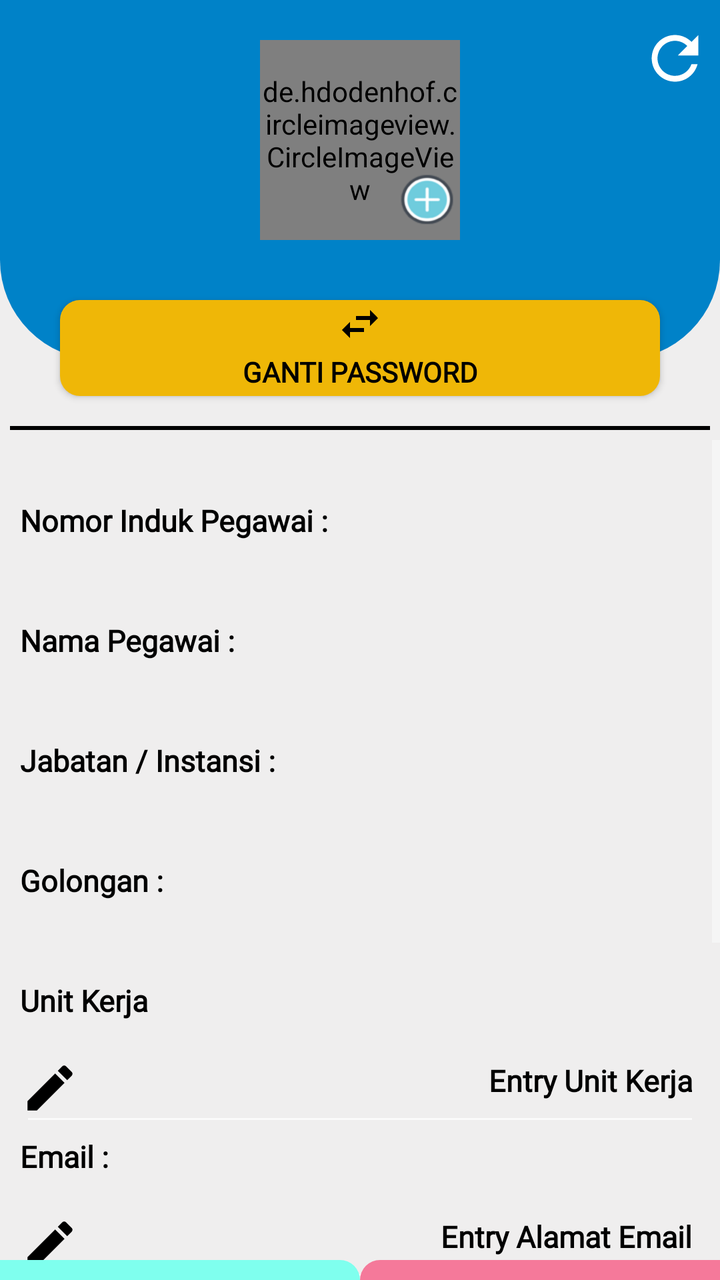
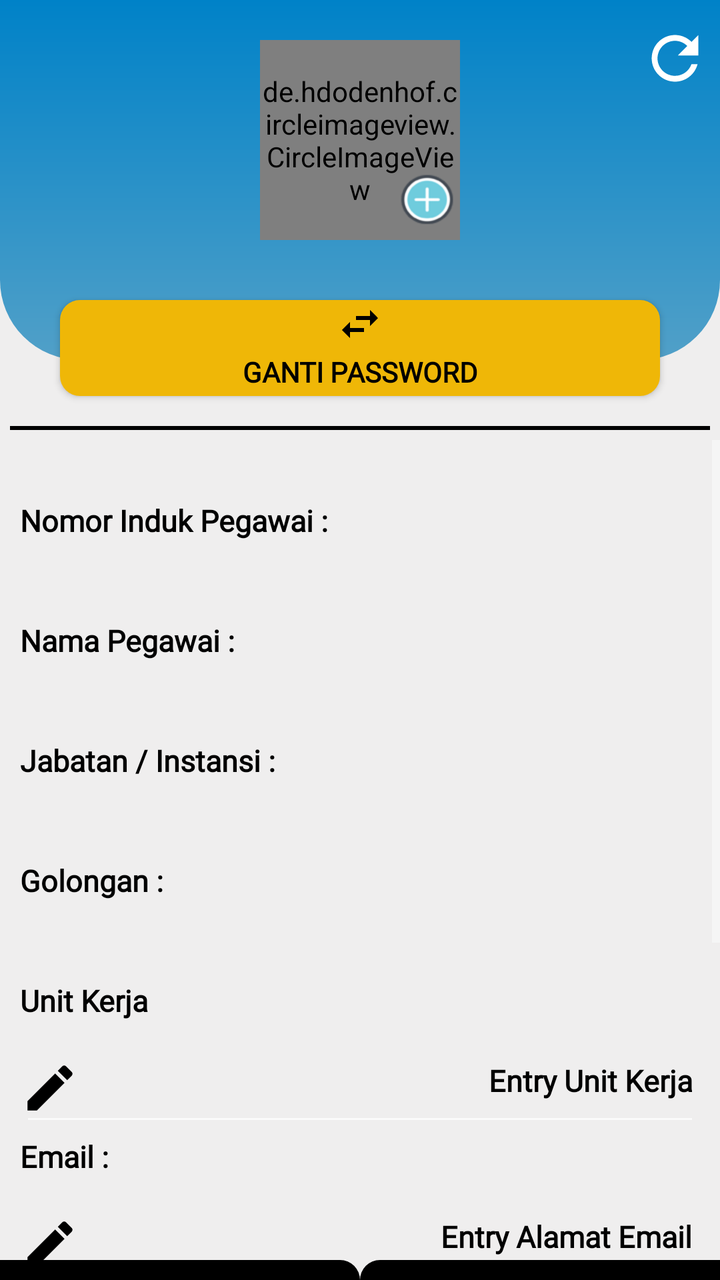

Before-and-after screenshots of an Android layout around one commit, followed by the original layout XML and the change that was made.
<!-- AndroidManifest.xml: application theme AppTheme -->
<!-- res/layout/list_profil.xml -->
<RelativeLayout
    xmlns:android="http://schemas.android.com/apk/res/android"
    xmlns:app="http://schemas.android.com/apk/res-auto"
    xmlns:tools="http://schemas.android.com/tools"
    android:layout_width="match_parent"
    android:layout_height="match_parent"
    android:background="#EFEEEE">

    <View
        android:id="@+id/actionbar_profil"
        android:layout_width="match_parent"
        android:layout_height="180dp"
        android:background="@drawable/circle" />

    <TextView
        android:id="@+id/nip_lokal"
        android:layout_width="wrap_content"
        android:layout_height="wrap_content"
        android:gravity="center"
        android:visibility="gone" />










    <ImageView
        android:id="@+id/btn_refresh_profil"
        android:layout_width="35dp"
        android:layout_height="48dp"
        android:layout_alignParentEnd="true"
        android:layout_margin="5dp"
        android:contentDescription="@string/refresh_profil"
        android:onClick="refresh_profil"
        android:src="@drawable/ic_refresh_black_24dp"
        tools:ignore="TouchTargetSizeCheck" />

    <RelativeLayout
        android:id="@+id/RelativeLayoutlist_profil"
        android:layout_width="match_parent"
        android:layout_height="wrap_content"
        android:orientation="vertical"
        android:visibility="visible">

        <de.hdodenhof.circleimageview.CircleImageView
            android:id="@+id/imgprof"
            android:layout_width="100dp"
            android:layout_height="100dp"
            android:layout_centerHorizontal="true"
            android:layout_margin="20dp"
            android:src="@drawable/icontaktau"
            app:civ_border_color="#ffffff"
            app:civ_circle_background_color="#0081C7" />

        <ImageView
            android:layout_width="100dp"
            android:layout_height="100dp"
            android:layout_centerHorizontal="true"
            android:layout_margin="15dp"
            android:src="@drawable/plus_image"
            android:onClick="clik_foto"
            android:contentDescription="@string/ambil_foto_profil" />

        <Button
            android:id="@+id/btn_change"
            android:layout_width="300dp"
            android:layout_height="wrap_content"
            android:layout_below="@+id/imgprof"
            android:layout_margin="10dp"
            android:text="@string/ganti_password"
            android:visibility="visible"
            android:background="@drawable/circle_gantipass"
            android:drawableTop="@drawable/ic_swap_horiz_black"
            android:textColor="@color/hitam"
            android:layout_centerInParent="true"
            android:textStyle="normal|bold"
            android:fontFamily="@font/poppins_regular"
            android:soundEffectsEnabled="true"/>

        <Button
            android:id="@+id/btn_batal"
            android:layout_width="300dp"
            android:layout_height="wrap_content"
            android:layout_below="@+id/imgprof"
            android:layout_margin="10dp"
            android:text="@string/batal_password"
            android:background="@drawable/circle_gantipass"
            android:drawableTop="@drawable/ic_swap_horiz_black"
            android:visibility="gone"
            android:layout_centerInParent="true"
            android:textColor="@color/hitam"
            android:fontFamily="@font/poppins_regular"
            android:textStyle="normal|bold" />

    </RelativeLayout>

    <View
        android:id="@+id/idview"
        android:layout_width="match_parent"
        android:layout_height="2dp"
        android:layout_margin="5dp"
        android:layout_below="@+id/RelativeLayoutlist_profil"
        android:background="@color/hitam" />

    <ScrollView
        android:id="@+id/scrl"
        android:layout_width="match_parent"
        android:layout_height="match_parent"
        android:layout_below="@+id/idview"
        android:layout_centerHorizontal="true"
        android:layout_centerVertical="true" >

            <RelativeLayout
                android:id="@+id/rellllllalal"
                android:layout_width="match_parent"
                android:layout_height="wrap_content"
                android:layout_margin="10dp">

                <TextView
                    android:id="@+id/text_nip"
                    android:layout_width="wrap_content"
                    android:layout_height="30dp"
                    android:layout_marginTop="20dp"
                    android:fontFamily="@font/poppins_regular"
                    android:text="@string/nomor_induk_pegawai"
                    android:textColor="@color/hitam"
                    android:textSize="15sp"
                    android:textStyle="bold"
                    tools:ignore="TextSizeCheck" />

                <TextView
                    android:id="@+id/update_nip"
                    android:layout_width="match_parent"
                    android:layout_height="30dp"
                    android:layout_alignStart="@+id/text_nip"
                    android:layout_below="@+id/text_nip"
                    android:enabled="false"
                    android:gravity="right|center"
                    android:textColor="@color/hitam"
                    android:textSize="15sp"
                    android:textStyle="bold"
                    android:fontFamily="@font/poppins_regular"
                    tools:ignore="RtlHardcoded" />

                <TextView
                    android:id="@+id/text_namapeg"
                    android:layout_width="wrap_content"
                    android:layout_height="30dp"
                    android:layout_below="@+id/update_nip"
                    android:fontFamily="@font/poppins_regular"
                    android:text="@string/nama_pegawai"
                    android:textColor="@color/hitam"
                    android:textSize="15sp"
                    android:textStyle="bold"
                    tools:ignore="TextSizeCheck" />

                <TextView
                    android:id="@+id/update_namapeg"
                    android:layout_width="match_parent"
                    android:layout_height="30dp"
                    android:layout_alignStart="@+id/text_namapeg"
                    android:layout_below="@+id/text_namapeg"
                    android:gravity="right|center"
                    android:enabled="false"
                    android:textColor="@color/hitam"
                    android:textSize="15sp"
                    android:textStyle="bold"
                    android:fontFamily="@font/poppins_regular"
                    tools:ignore="RtlHardcoded" />

                <TextView
                    android:id="@+id/text_jabatan"
                    android:layout_width="wrap_content"
                    android:layout_height="30dp"
                    android:layout_below="@+id/update_namapeg"
                    android:fontFamily="@font/poppins_regular"
                    android:text="@string/jabatan_instansi"
                    android:textColor="@color/hitam"
                    android:textSize="15sp"
                    android:textStyle="bold"
                    tools:ignore="TextSizeCheck" />

                <TextView
                    android:id="@+id/update_jabatan"
                    android:layout_width="match_parent"
                    android:layout_height="30dp"
                    android:layout_alignStart="@+id/text_jabatan"
                    android:layout_below="@+id/text_jabatan"
                    android:gravity="right|center"
                    android:enabled="false"
                    android:textColor="@color/hitam"
                    android:textSize="15sp"
                    android:textStyle="bold"
                    android:fontFamily="@font/poppins_regular"
                    tools:ignore="RtlHardcoded" />

                <TextView
                    android:id="@+id/text_golongan"
                    android:layout_width="wrap_content"
                    android:layout_height="30dp"
                    android:layout_below="@+id/update_jabatan"
                    android:fontFamily="@font/poppins_regular"
                    android:text="@string/golongan"
                    android:textColor="@color/hitam"
                    android:textSize="15sp"
                    android:textStyle="bold"
                    tools:ignore="TextSizeCheck" />

                <TextView
                    android:id="@+id/update_golongan"
                    android:layout_width="match_parent"
                    android:layout_height="30dp"
                    android:layout_alignLeft="@+id/text_golongan"
                    android:layout_below="@+id/text_golongan"
                    android:enabled="false"
                    android:gravity="right"
                    android:textColor="@color/hitam"
                    android:textSize="15sp"
                    android:textStyle="bold"
                    android:fontFamily="@font/poppins_regular"
                    tools:ignore="RtlHardcoded" />

                <TextView
                    android:id="@+id/text_unit"
                    android:layout_width="wrap_content"
                    android:layout_height="30dp"
                    android:layout_below="@+id/update_golongan"
                    android:fontFamily="@font/poppins_regular"
                    android:text="@string/unit_kerja"
                    android:textColor="@color/hitam"
                    android:textSize="15sp"
                    android:textStyle="bold"
                    tools:ignore="TextSizeCheck" />

                <EditText
                    android:id="@+id/update_unit"
                    android:layout_width="488dp"
                    android:layout_height="48dp"
                    android:layout_alignStart="@+id/text_unit"
                    android:layout_below="@+id/text_unit"
                    android:gravity="right"
                    android:hint="@string/input_unit_kerja"
                    android:textColor="@color/hitam"
                    android:textColorHint="@color/hitam"
                    android:textSize="15sp"
                    android:textStyle="bold"
                    android:fontFamily="@font/poppins_regular"
                    tools:ignore="Autofill,LabelFor,RtlHardcoded"
                    android:inputType="textEmailAddress"
                    />

                <ImageView
                    android:id="@+id/imgedit_unit"
                    android:layout_width="30dp"
                    android:layout_height="match_parent"
                    android:layout_alignStart="@+id/text_unit"
                    android:layout_alignTop="@+id/update_unit"
                    android:layout_alignBottom="@+id/update_unit"
                    android:layout_below="@+id/text_unit"
                    android:src="@drawable/ic_edit_black"
                    android:contentDescription="@string/todo" />

                <ImageView
                    android:id="@+id/imgedit_unit2"
                    android:layout_width="30dp"
                    android:layout_height="match_parent"
                    android:layout_alignStart="@+id/text_unit"
                    android:layout_alignTop="@+id/update_unit"
                    android:layout_alignBottom="@+id/update_unit"
                    android:layout_below="@+id/text_unit"
                    android:src="@drawable/ic_save_2"
                    android:visibility="gone"
                    android:contentDescription="@string/todo" />

                <TextView
                    android:id="@+id/text_email"
                    android:layout_width="wrap_content"
                    android:layout_height="30dp"
                    android:layout_below="@+id/update_unit"
                    android:fontFamily="@font/poppins_regular"
                    android:text="@string/email"
                    android:textColor="@color/hitam"
                    android:textSize="15sp"
                    android:textStyle="bold"
                    tools:ignore="TextSizeCheck" />

                <EditText
                    android:id="@+id/update_email"
                    android:layout_width="488dp"
                    android:layout_height="48dp"
                    android:layout_alignStart="@+id/text_email"
                    android:layout_below="@+id/text_email"
                    android:gravity="right"
                    android:hint="@string/input_email"
                    android:textColor="@color/hitam"
                    android:textColorHint="@color/hitam"
                    android:textSize="15sp"
                    android:textStyle="bold"
                    android:fontFamily="@font/poppins_regular"
                    tools:ignore="Autofill,LabelFor,RtlHardcoded"
                    android:inputType="textEmailAddress"
                    />

                <ImageView
                    android:id="@+id/imgedit_email1"
                    android:layout_width="30dp"
                    android:layout_height="match_parent"
                    android:layout_alignStart="@+id/text_email"
                    android:layout_alignTop="@+id/update_email"
                    android:layout_alignBottom="@+id/update_email"
                    android:layout_below="@+id/text_email"
                    android:src="@drawable/ic_edit_black"
                    android:contentDescription="@string/todo" />

                <ImageView
                    android:id="@+id/imgedit_email2"
                    android:layout_width="30dp"
                    android:layout_height="match_parent"
                    android:layout_alignStart="@+id/text_email"
                    android:layout_alignTop="@+id/update_email"
                    android:layout_alignBottom="@+id/update_email"
                    android:layout_below="@+id/text_email"
                    android:src="@drawable/ic_save_2"
                    android:contentDescription="@string/todo"
                    android:visibility="gone"/>

                <TextView
                    android:id="@+id/text_pass"
                    android:layout_width="wrap_content"
                    android:layout_height="30dp"
                    android:layout_below="@+id/update_email"
                    android:text="@string/password"
                    android:textColor="@color/hitam"
                    android:textSize="15sp"
                    android:textStyle="bold" />

                <TextView
                    android:id="@+id/update_reg_pass"
                    android:layout_width="match_parent"
                    android:layout_height="48dp"
                    android:layout_below="@+id/text_pass"
                    android:layout_alignLeft="@+id/text_pass"
                    android:enabled="false"
                    android:gravity="right|center"
                    android:hint="@string/input_password"
                    android:inputType="textPassword"
                    android:textColor="@color/hitam"
                    android:textSize="15sp"
                    android:textStyle="bold"
                    android:fontFamily="@font/poppins_regular"
                    tools:ignore="RtlHardcoded,TextViewEdits" />

                <ImageView
                    android:id="@+id/img_showpass_profil1"
                    android:layout_width="30dp"
                    android:layout_height="match_parent"
                    android:layout_alignStart="@+id/text_pass"
                    android:layout_alignTop="@+id/update_reg_pass"
                    android:layout_alignBottom="@+id/update_reg_pass"
                    android:layout_below="@+id/text_pass"
                    android:src="@drawable/ic_visibility_grey"
                    android:contentDescription="@string/todo"
                    android:visibility="gone"/>

                <ImageView
                    android:id="@+id/img_showpass_profil2"
                    android:layout_width="30dp"
                    android:layout_height="match_parent"
                    android:layout_alignStart="@+id/text_pass"
                    android:layout_alignTop="@+id/update_reg_pass"
                    android:layout_alignBottom="@+id/update_reg_pass"
                    android:layout_below="@+id/text_pass"
                    android:src="@drawable/ic_visibility_off_grey"
                    android:contentDescription="@string/todo" />

                <EditText
                    android:id="@+id/update_reg_pass_ulangi"
                    android:layout_width="match_parent"
                    android:layout_height="48dp"
                    android:layout_alignStart="@+id/text_pass"
                    android:layout_below="@+id/update_reg_pass"
                    android:hint="@string/password_baru_min_5_karakter"
                    android:gravity="right|center"
                    android:textColor="@color/hitam"
                    android:textColorHint="@color/hitam"
                    android:textSize="17sp"
                    android:visibility="visible"
                    android:fontFamily="@font/poppins_regular"
                    tools:ignore="Autofill,RtlHardcoded"
                    android:inputType="text"
                     />

                <Button
                    android:id="@+id/btn_update_pass"
                    android:layout_width="match_parent"
                    android:layout_height="match_parent"
                    android:layout_below="@+id/update_reg_pass_ulangi"
                    android:layout_marginTop="15dp"
                    android:layout_marginRight="30dp"
                    android:layout_marginLeft="30dp"
                    android:layout_alignParentEnd="true"
                    android:text="@string/simpan_password_baru"
                    android:textColor="@color/hitam"
                    android:textStyle="normal|bold"
                    android:background="@drawable/circle_gantipass"
                    android:drawableTop="@drawable/ic_save_2"
                    android:fontFamily="@font/poppins_regular"
                    android:visibility="gone" />

                <View
                    android:id="@+id/actionbar3"
                    android:layout_width="match_parent"
                    android:layout_height="50dp"
                    android:layout_below="@+id/btn_update_pass" />

                <ViewFlipper
                    android:id="@+id/viewFlippermainactivity"
                    android:layout_width="150dp"
                    android:layout_height="150dp"
                    android:layout_below="@+id/btn_update_pass"
                    android:layout_alignParentBottom="true">
                </ViewFlipper>
            </RelativeLayout>
        </ScrollView>

    <View
        android:id="@+id/grsprofilttengah"
        android:layout_width="0dp"
        android:layout_height="0dp"
        android:layout_alignParentBottom="true"
        android:layout_centerInParent="true"/>
    <View
        android:id="@+id/grsprofil1"
        android:layout_width="match_parent"
        android:layout_height="10dp"
        android:layout_alignParentBottom="true"
        android:layout_toStartOf="@+id/grsprofilttengah"
        android:background="@drawable/circle_reg_v1"/>

    <View
        android:id="@+id/grsprofil2"
        android:layout_width="match_parent"
        android:layout_height="10dp"
        android:layout_alignParentBottom="true"
        android:layout_toEndOf="@+id/grsprofilttengah"
        android:background="@drawable/circle_reg_v2"/>

    <RelativeLayout
        android:id="@+id/frame_loading"
        android:layout_width="match_parent"
        android:layout_height="match_parent"
        android:visibility="gone"
        >

        <View
            android:layout_width="match_parent"
            android:layout_height="match_parent"
            android:background="#E1FFFFFF"/>

        <ImageView
            android:id="@+id/gmbar_loading"
            android:layout_width="200dp"
            android:layout_height="200dp"
            android:layout_centerInParent="true"
            android:contentDescription="@string/todo" />

        <TextView
            android:layout_width="wrap_content"
            android:layout_height="wrap_content"
            android:text="@string/sedang_memuat"
            android:layout_centerInParent="true"
            android:textSize="15sp"
            android:textColor="@color/hitam"
            android:textStyle="bold|italic"
            android:fontFamily="@font/poppins_regular"
            android:layout_margin="10dp"/>

    </RelativeLayout>
</RelativeLayout>
<!-- resources referenced by this layout -->
<resources>
  <color name="hitam">#000000    </color>
  <!-- drawable circle (drawable) -->
  <?xml version="1.0" encoding="utf-8"?>
  <shape xmlns:android="http://schemas.android.com/apk/res/android"
      android:shape="rectangle"
      >
      <solid android:color="@color/list_item_title" />
      <corners android:bottomRightRadius="50dp"
          android:bottomLeftRadius="50dp"
          android:topLeftRadius="0dp"
          android:topRightRadius="0dp"
          android:radius="0dp"
          />
  </shape>
  <!-- drawable circle_reg_v1 (drawable) -->
  <?xml version="1.0" encoding="utf-8"?>
  <shape xmlns:android="http://schemas.android.com/apk/res/android"
      android:shape="rectangle"
      >
      <solid android:color="@color/bg_screen2" />
      <corners android:bottomRightRadius="0dp"
          android:bottomLeftRadius="0dp"
          android:topLeftRadius="0dp"
          android:topRightRadius="100dp"
          android:radius="50dp"
          />
  </shape>
  <!-- drawable circle_reg_v2 (drawable) -->
  <?xml version="1.0" encoding="utf-8"?>
  <shape xmlns:android="http://schemas.android.com/apk/res/android"
      android:shape="rectangle"
      >
      <solid android:color="@color/bg_screen3" />
      <corners android:bottomRightRadius="0dp"
          android:bottomLeftRadius="0dp"
          android:topLeftRadius="100dp"
          android:topRightRadius="0dp"
          android:radius="50dp"
          />
  </shape>
  <!-- drawable ic_swap_horiz_black (drawable) -->
  <vector xmlns:android="http://schemas.android.com/apk/res/android"
          android:width="24dp"
          android:height="24dp"
          android:viewportWidth="24.0"
          android:viewportHeight="24.0">
      <path
          android:fillColor="#000000"
          android:pathData="M6.99,11L3,15l3.99,4v-3H14v-2H6.99v-3zM21,9l-3.99,-4v3H10v2h7.01v3L21,9z"/>
  </vector>
  <string name="ambil_foto_profil">Foto Profil</string>
  <string name="batal_password" translatable="false">Batal Password</string>
  <string name="email" translatable="false">Email :</string>
  <string name="ganti_password" translatable="false">Ganti Password</string>
  <string name="golongan" translatable="false">Golongan :</string>
  <string name="input_email">Entry Alamat Email</string>
  <string name="input_password">Input Password</string>
  <string name="input_unit_kerja">Entry Unit Kerja</string>
  <string name="jabatan_instansi" translatable="false">Jabatan / Instansi :</string>
  <string name="nama_pegawai" translatable="false">Nama Pegawai :</string>
  <string name="nomor_induk_pegawai" translatable="false">Nomor Induk Pegawai :</string>
  <string name="password" translatable="false">Password :</string>
  <string name="password_baru_min_5_karakter" translatable="false">Entry Password Baru (Min. 5 Karakter)</string>
  <string name="refresh_profil">Refresh Profil</string>
  <string name="sedang_memuat" translatable="false">Sedang Memuat...</string>
  <string name="simpan_password_baru" translatable="false">Simpan Password Baru</string>
  <string name="todo" translatable="false">TODO</string>
  <string name="unit_kerja">Unit Kerja</string>
  <style name="AppTheme" parent="Theme.AppCompat.NoActionBar">
          
          <item name="colorPrimary">@color/list_item_title_gelap</item>
          <item name="colorPrimaryDark">@color/list_item_title</item>
          <item name="colorAccent">@color/colorAccent</item>
          <item name="windowActionBar">false</item>
          <item name="windowNoTitle">true</item>
      </style>
  <color name="list_item_title">#0082C8</color>
  <color name="bg_screen2">#7FFFEE</color>
  <color name="bg_screen3">#FCF57899</color>
  <color name="list_item_title_gelap">#049BB6</color>
  <color name="colorAccent">#FFFFFF</color>
  <!-- unchanged entries left out for length: 8 -->
</resources>

<!-- the commit's change to res/layout/list_profil.xml (unified diff, before → after) -->
@@ -10,7 +10,7 @@
         android:id="@+id/actionbar_profil"
         android:layout_width="match_parent"
         android:layout_height="180dp"
-        android:background="@drawable/circle" />
+        android:background="@drawable/bg_header_modern" />
 
     <TextView
         android:id="@+id/nip_lokal"
<!-- resource entries referenced after the edit -->
@@ -1,25 +1,24 @@
 <!-- resources referenced by this layout -->
 <resources>
   <color name="hitam">#000000    </color>
-  <!-- drawable circle (drawable) -->
+  <!-- drawable bg_header_modern (drawable) -->
   <?xml version="1.0" encoding="utf-8"?>
-  <shape xmlns:android="http://schemas.android.com/apk/res/android"
-      android:shape="rectangle"
-      >
-      <solid android:color="@color/list_item_title" />
-      <corners android:bottomRightRadius="50dp"
-          android:bottomLeftRadius="50dp"
-          android:topLeftRadius="0dp"
-          android:topRightRadius="0dp"
-          android:radius="0dp"
-          />
+  <shape xmlns:android="http://schemas.android.com/apk/res/android">
+      <gradient
+          android:startColor="@color/list_item_title"
+          android:endColor="#51A0C8"
+          android:angle="270"/>
+  
+      <corners
+          android:bottomLeftRadius="40dp"
+          android:bottomRightRadius="40dp"/>
   </shape>
   <!-- drawable circle_reg_v1 (drawable) -->
   <?xml version="1.0" encoding="utf-8"?>
   <shape xmlns:android="http://schemas.android.com/apk/res/android"
       android:shape="rectangle"
       >
-      <solid android:color="@color/bg_screen2" />
+      <solid android:color="@color/hitam" />
       <corners android:bottomRightRadius="0dp"
           android:bottomLeftRadius="0dp"
           android:topLeftRadius="0dp"
@@ -32,7 +31,7 @@
   <shape xmlns:android="http://schemas.android.com/apk/res/android"
       android:shape="rectangle"
       >
-      <solid android:color="@color/bg_screen3" />
+      <solid android:color="@color/hitam" />
       <corners android:bottomRightRadius="0dp"
           android:bottomLeftRadius="0dp"
           android:topLeftRadius="100dp"
@@ -77,8 +76,6 @@
           <item name="windowNoTitle">true</item>
       </style>
   <color name="list_item_title">#0082C8</color>
-  <color name="bg_screen2">#7FFFEE</color>
-  <color name="bg_screen3">#FCF57899</color>
   <color name="list_item_title_gelap">#049BB6</color>
   <color name="colorAccent">#FFFFFF</color>
   <!-- unchanged entries left out for length: 8 -->
